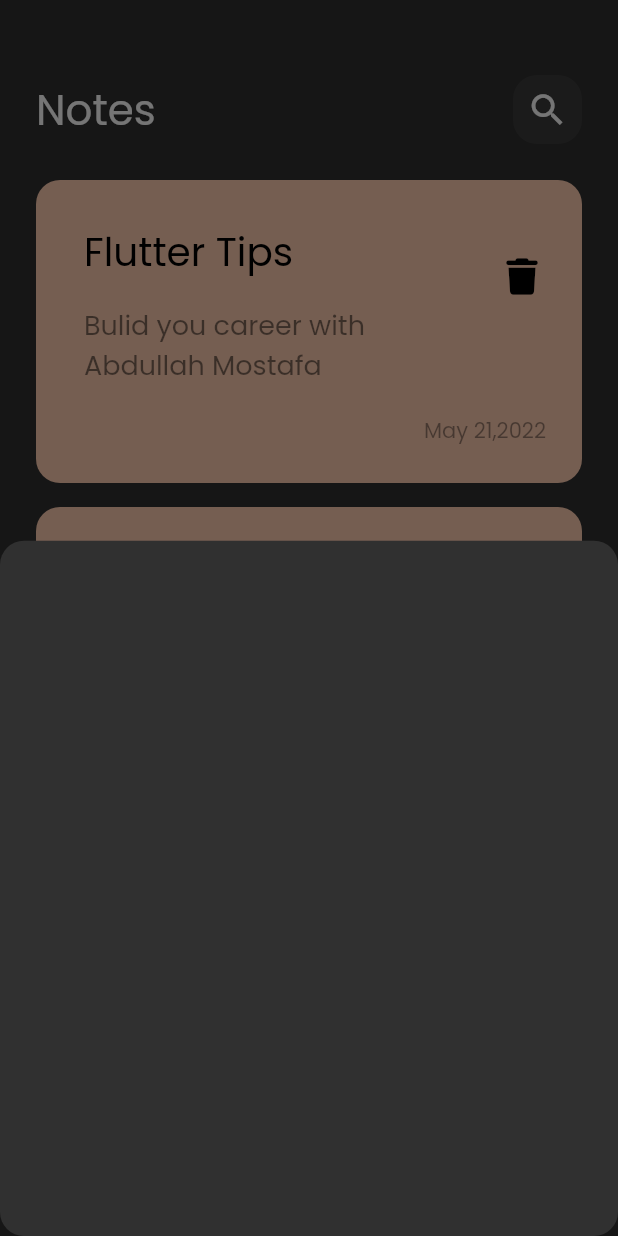
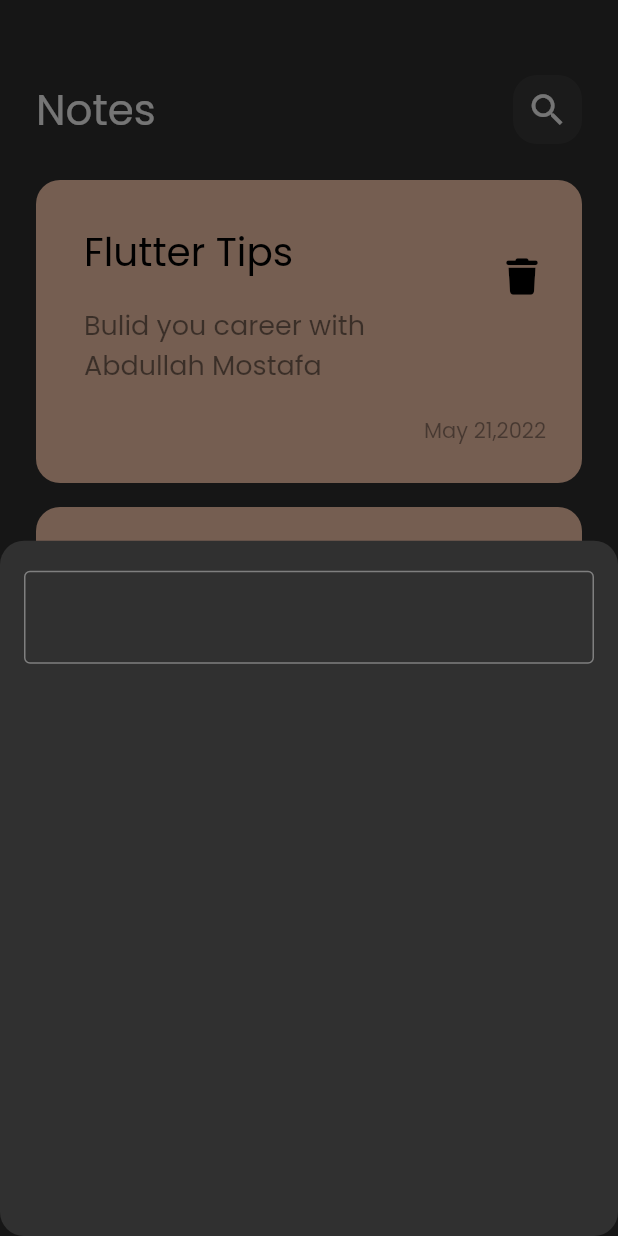
Before and after one commit to abody2002022/note_app, a Flutter app: the screen it shows after launch, after a tap on the "add" icon, on a phone screen of 412 x 824 dp. Run offline on Flutter 3.47's test engine with Material 2 defaults, Android fonts, the phone set to English and light mode, and no system bars; our stand-ins replace font_awesome_flutter.

```diff
--- /dev/null
+++ b/lib/views/widgets/Custom _text_fiels.dart
@@ -0,0 +1,24 @@
+import 'package:flutter/material.dart';
+import 'package:flutter/src/widgets/framework.dart';
+import 'package:flutter/src/widgets/placeholder.dart';
+
+class CustomTextField extends StatelessWidget {
+  const CustomTextField({super.key});
+
+  @override
+  Widget build(BuildContext context) {
+    return Padding(
+      padding: const EdgeInsets.symmetric(horizontal: 16),
+      child: Column(
+        children: [
+          SizedBox(
+            height: 20,
+          ),
+          TextField(
+            decoration: InputDecoration(border: OutlineInputBorder()),
+          ),
+        ],
+      ),
+    );
+  }
+}
--- a/lib/views/widgets/add_model_bottom_sheet.dart
+++ b/lib/views/widgets/add_model_bottom_sheet.dart
@@ -1,10 +1,13 @@
 import 'package:flutter/material.dart';
+import 'package:note_app/views/widgets/Custom%20_text_fiels.dart';
 
 class AddBottomSheet extends StatelessWidget {
   const AddBottomSheet({super.key});
 
   @override
   Widget build(BuildContext context) {
-    return Container();
+    return Column(
+      children: [CustomTextField()],
+    );
   }
 }
```
Also changed, not shown: lib/Models/note_model.dart (added, +11 -0 lines).
